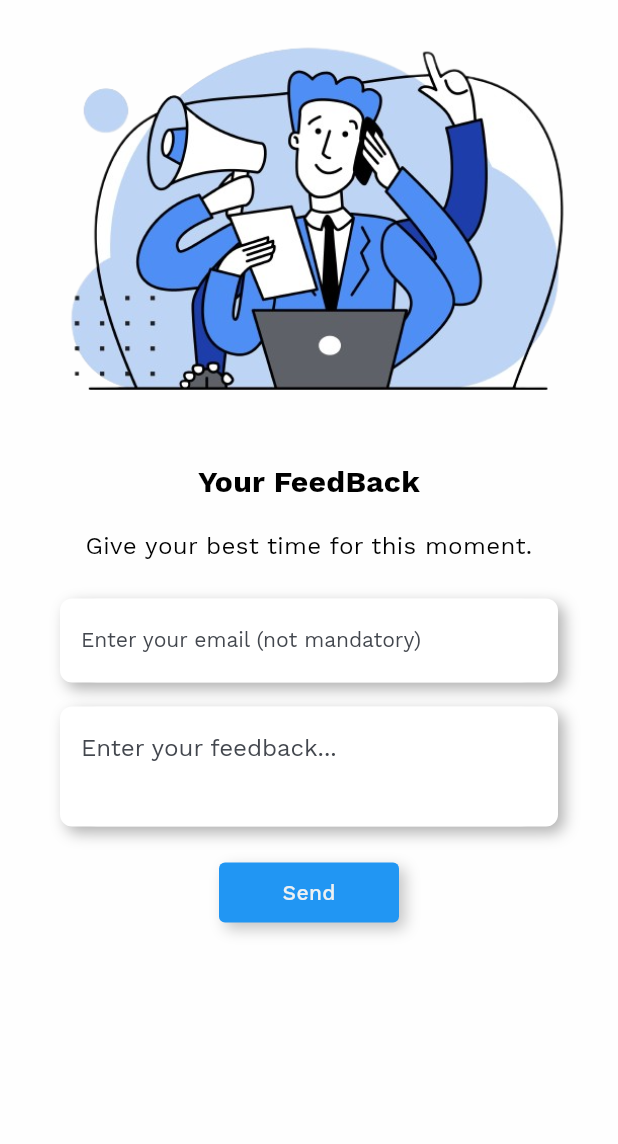
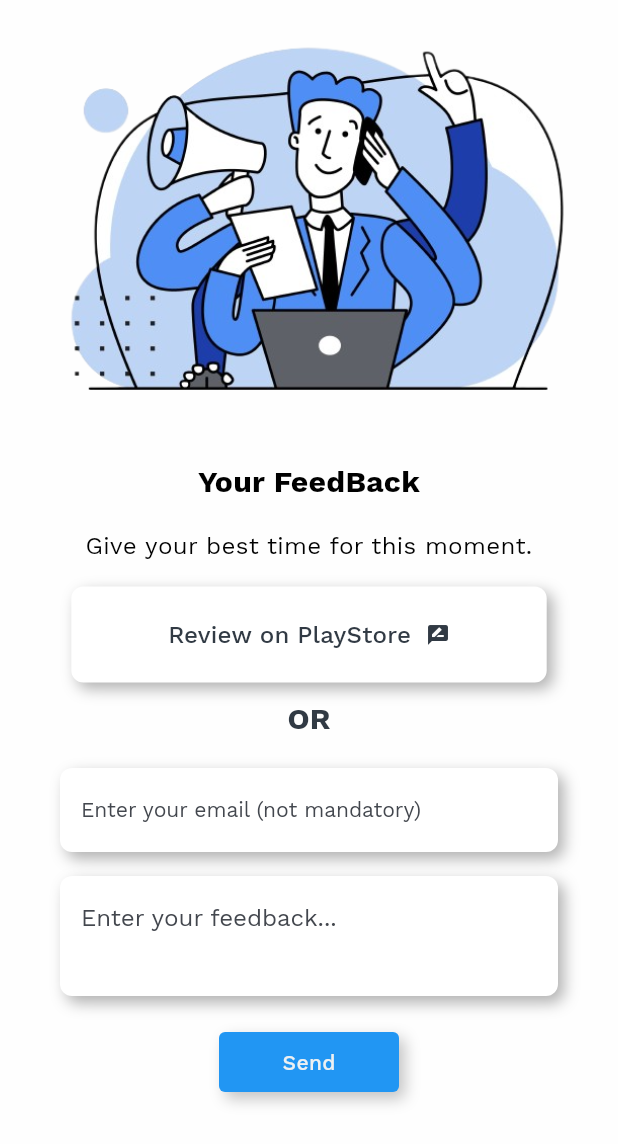
Before and after one commit to Hmmza-tariq/MY-NUST, a Flutter app: the FeedbackScreen screen opened directly, on a phone screen of 412 x 824 dp. Shown: the top 1144 px of the screen. Run offline on Flutter 3.47's test engine with Material 2 defaults, Android fonts, the phone set to English and light mode, and no system bars; our stand-ins replace carousel_slider, connectivity_plus, dio, fl_chart, flutter_datetime_picker_plus, flutter_local_notifications and 18 more; missing offline and left inert: custom_pop_up_menu, encrypt, flutter_downloader, info_popup, share_files_and_screenshot_widgets, swipeable_tile and 1 more; accounts and stored records are empty; network calls fail.

```diff
--- a/lib/Screens/Drawer/feedback_screen.dart
+++ b/lib/Screens/Drawer/feedback_screen.dart
@@ -1,6 +1,7 @@
 import 'package:flutter/material.dart';
 import 'package:loading_animation_widget/loading_animation_widget.dart';
 import 'package:provider/provider.dart';
+import 'package:url_launcher/url_launcher.dart';
 import '../../Core/app_theme.dart';
 import '../../Core/email.dart';
 import '../../Provider/theme_provider.dart';
@@ -71,7 +72,8 @@ class FeedbackScreenState extends State<FeedbackScreen> {
 
   @override
   Widget build(BuildContext context) {
-    bool isLightMode = Provider.of<ThemeProvider>(context).isLightMode ??
+    ThemeProvider themeProvider = Provider.of<ThemeProvider>(context);
+    bool isLightMode = themeProvider.isLightMode ??
         MediaQuery.of(context).platformBrightness == Brightness.light;
     return Container(
       color: isLightMode ? AppTheme.nearlyWhite : AppTheme.nearlyBlack,
@@ -81,8 +83,6 @@ class FeedbackScreenState extends State<FeedbackScreen> {
           backgroundColor:
               isLightMode ? AppTheme.nearlyWhite : AppTheme.nearlyBlack,
           body: SingleChildScrollView(
-            child: SizedBox(
-              height: MediaQuery.of(context).size.height,
             child: Column(
               children: <Widget>[
                 Container(
@@ -110,6 +110,66 @@ class FeedbackScreenState extends State<FeedbackScreen> {
                     style: TextStyle(
                         fontSize: 16,
                         color: isLightMode ? Colors.black : Colors.white),
+                  ),
+                ),
+                const SizedBox(
+                  height: 16,
+                ),
+                Container(
+                  width: MediaQuery.of(context).size.width / 1.3,
+                  decoration: BoxDecoration(
+                    color: AppTheme.white,
+                    borderRadius: BorderRadius.circular(8),
+                    boxShadow: !isLightMode
+                        ? null
+                        : <BoxShadow>[
+                            BoxShadow(
+                                color: Colors.grey.withOpacity(0.8),
+                                offset: const Offset(4, 4),
+                                blurRadius: 8),
+                          ],
+                  ),
+                  child: Padding(
+                    padding: const EdgeInsets.all(8.0),
+                    child: TextButton(
+                      onPressed: () {
+                        launchUrl(
+                            mode: LaunchMode.externalApplication,
+                            Uri.parse(
+                                "https://play.google.com/store/apps/details?id=com.hexagone.mynust&pcampaignid=web_share"));
+                      },
+                      child: const Row(
+                        mainAxisAlignment: MainAxisAlignment.center,
+                        children: [
+                          Text(
+                            'Review on PlayStore',
+                            style: TextStyle(
+                              fontFamily: AppTheme.fontName,
+                              fontSize: 16,
+                              // fontWeight: FontWeight.w400,
+                              color: AppTheme.darkGrey,
+                            ),
+                          ),
+                          SizedBox(
+                            width: 10,
+                          ),
+                          Icon(Icons.rate_review_rounded,
+                              size: 16, color: AppTheme.darkGrey),
+                        ],
+                      ),
+                    ),
+                  ),
+                ),
+                Padding(
+                  padding: const EdgeInsets.only(top: 10.0),
+                  child: Text(
+                    'OR',
+                    style: TextStyle(
+                      fontFamily: AppTheme.fontName,
+                      fontSize: 20,
+                      fontWeight: FontWeight.bold,
+                      color: isLightMode ? AppTheme.darkGrey : Colors.white,
+                    ),
                   ),
                 ),
                 _buildComposer(isLightMode),
@@ -164,9 +224,11 @@ class FeedbackScreenState extends State<FeedbackScreen> {
                       ),
                     ),
                   ),
-                  )
+                ),
+                const SizedBox(
+                  height: 16,
+                ),
               ],
-              ),
             ),
           ),
         ),
@@ -176,7 +238,7 @@ class FeedbackScreenState extends State<FeedbackScreen> {
 
   Widget _buildComposer(bool isLightMode) {
     return Padding(
-      padding: const EdgeInsets.only(top: 16, left: 32, right: 32),
+      padding: const EdgeInsets.only(top: 10, left: 32, right: 32),
       child: Column(
         children: [
           Padding(
--- a/lib/main.dart
+++ b/lib/main.dart
@@ -161,7 +161,7 @@ class _MyAppState extends State<MyApp> {
           upgrader: Upgrader(
               shouldPopScope: () => true,
               canDismissDialog: true,
-              durationUntilAlertAgain: const Duration(days: 1),
+              durationUntilAlertAgain: const Duration(days: 3),
               dialogStyle: UpgradeDialogStyle.cupertino),
           child: locked
               ? Scaffold(
--- a/pubspec.yaml
+++ b/pubspec.yaml
@@ -48,6 +48,7 @@ dependencies:
   url_launcher: ^6.1.12
   motion_toast: ^2.7.8
   cupertino_icons: ^1.0.6
+  share_plus: ^7.1.0
 
 dev_dependencies:
   flutter_test:
```
Also changed, not shown: lib/Screens/Drawer/about_screen.dart (+42 -0 lines), pubspec.lock. Lines whose indentation alone changed are shown as unchanged.
